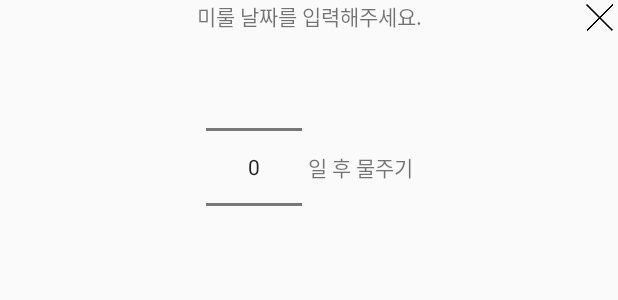
After one commit to Nexters/Groot_Android, an Android app: the layout number_picker.xml on its own in the app's theme, with its tools: preview values and no code run, on a phone screen of 412 x 824 dp. The commit adds this screen. Shown: the top 300 px of the screen. Run offline under Robolectric (Android 15) with nearby library versions, the light colour scheme and no system bars.

Commit message:
커스텀 다이얼로그 커스텀 캘린더 써드파티

```diff
--- a/PliaryProject/app/build.gradle
+++ b/PliaryProject/app/build.gradle
@@ -46,6 +46,11 @@ dependencies {
     // Lottie
     implementation "com.airbnb.android:lottie:$rootProject.lottie_version"
 
+    // Calendar & ThreeTen
+    implementation "com.jakewharton.threetenabp:threetenabp:$rootProject.threeten_version"
+    implementation "com.github.prolificinteractive:material-calendarview:$rootProject.calendar_version"
+    implementation 'com.afollestad.material-dialogs:commons:0.9.4.5'
+
     // Network
     implementation "com.squareup.retrofit2:retrofit:$rootProject.retrofit_version"
     implementation "com.squareup.retrofit2:converter-gson:$rootProject.retrofit_version"
--- a/PliaryProject/app/src/main/java/com/nexters/android/pliary/view/home/adapter/HomeCardAdapter.kt
+++ b/PliaryProject/app/src/main/java/com/nexters/android/pliary/view/home/adapter/HomeCardAdapter.kt
@@ -1,5 +1,6 @@
 package com.nexters.android.pliary.view.home.adapter
 
+import android.content.Context
 import android.view.LayoutInflater
 import android.view.View
 import android.view.ViewGroup
@@ -8,6 +9,7 @@ import androidx.databinding.DataBindingUtil
 import androidx.recyclerview.widget.RecyclerView
 import com.bumptech.glide.Glide
 import com.nexters.android.pliary.R
+import com.nexters.android.pliary.base.DialogFactory
 import com.nexters.android.pliary.data.PlantCard
 import com.nexters.android.pliary.data.PlantCard.Companion.EMPTY_CARD
 import com.nexters.android.pliary.data.PlantCard.Companion.PLANT_CARD
@@ -16,6 +18,7 @@ import com.nexters.android.pliary.data.PlantCard.PlantCardDummy
 import com.nexters.android.pliary.databinding.PlantCardItemBinding
 import kotlinx.android.extensions.LayoutContainer
 import kotlinx.android.synthetic.main.plant_card_item.view.*
+import javax.inject.Inject
 
 class HomeCardAdapter : RecyclerView.Adapter<RecyclerView.ViewHolder>() {
 
@@ -91,6 +94,8 @@ class HomeCardAdapter : RecyclerView.Adapter<RecyclerView.ViewHolder>() {
         fun bindView(data : PlantCardDummy) {
             binding.item = data
             setGIF()
+
+            binding.ibtnWater.setOnClickListener { DialogFactory.showHouseHoldConfirmDlg(binding.root.context) }
         }
 
         private fun setGIF() {
--- /dev/null
+++ b/PliaryProject/app/src/main/res/layout/number_picker.xml
@@ -0,0 +1,50 @@
+<?xml version="1.0" encoding="utf-8"?>
+<androidx.constraintlayout.widget.ConstraintLayout
+    xmlns:android="http://schemas.android.com/apk/res/android"
+    xmlns:app="http://schemas.android.com/apk/res-auto"
+    xmlns:tools="http://schemas.android.com/tools"
+    android:layout_width="match_parent"
+    android:layout_height="wrap_content">
+
+    <androidx.appcompat.widget.AppCompatImageView
+        android:id="@+id/ivClose"
+        android:layout_width="wrap_content"
+        android:layout_height="wrap_content"
+        android:src="@drawable/delete_black"
+        app:layout_constraintTop_toTopOf="parent"
+        app:layout_constraintEnd_toEndOf="parent"
+        />
+
+    <androidx.appcompat.widget.AppCompatTextView
+        android:id="@+id/tvDelayMessage"
+        android:layout_width="wrap_content"
+        android:layout_height="wrap_content"
+        android:text="@string/alert_delay"
+        app:layout_constraintTop_toTopOf="parent"
+        app:layout_constraintStart_toStartOf="parent"
+        app:layout_constraintEnd_toEndOf="parent"
+        />
+
+    <NumberPicker
+        android:id="@+id/npDate"
+        android:layout_width="wrap_content"
+        android:layout_height="wrap_content"
+        app:layout_constraintHorizontal_chainStyle="packed"
+        app:layout_constraintTop_toBottomOf="@id/tvDelayMessage"
+        app:layout_constraintStart_toStartOf="parent"
+        app:layout_constraintEnd_toStartOf="@id/tvAfterDate"
+        />
+
+    <androidx.appcompat.widget.AppCompatTextView
+        android:id="@+id/tvAfterDate"
+        android:layout_width="wrap_content"
+        android:layout_height="wrap_content"
+        android:layout_marginStart="4dp"
+        android:text="@string/alert_after_date"
+        app:layout_constraintHorizontal_chainStyle="packed"
+        app:layout_constraintTop_toTopOf="@id/npDate"
+        app:layout_constraintBottom_toBottomOf="@id/npDate"
+        app:layout_constraintStart_toEndOf="@id/npDate"
+        app:layout_constraintEnd_toEndOf="parent"
+        />
+</androidx.constraintlayout.widget.ConstraintLayout>
--- a/PliaryProject/app/src/main/res/values/colors.xml
+++ b/PliaryProject/app/src/main/res/values/colors.xml
@@ -3,6 +3,8 @@
     <color name="colorPrimary">#008577</color>
     <color name="colorPrimaryDark">#00574B</color>
     <color name="colorAccent">#D81B60</color>
+
+  <color name="black_op">#66000000</color>
 
   <color name="gray_2">#585858</color>
   <color name="gray4">#a9a9a9</color>
@@ -21,4 +23,5 @@
   <color name="green__calendar">#aee6b4</color>
   <color name="green__dark">#7f9c82</color>
 
+
 </resources>
--- a/PliaryProject/app/src/main/res/values/strings.xml
+++ b/PliaryProject/app/src/main/res/values/strings.xml
@@ -17,6 +17,8 @@
 
     /*home*/
     <string formatted="false" name="home_wateringFormat">"%s에게 물주기"</string>
+    <string name="alert_delay">미룰 날짜를 입력해주세요.</string>
+    <string name="alert_after_date">일 후 물주기</string>
 
     /*add*/
     <string name="add_title">식물 등록</string>
--- a/PliaryProject/build.gradle
+++ b/PliaryProject/build.gradle
@@ -7,13 +7,14 @@ buildscript {
         okhttp_version = '3.12.1'
         stetho_version = '1.5.0'
         dagger2_version = '2.23.1'
-        ktx_version = '2.1.0-beta02'//'2.0.0'
+        ktx_version = '2.2.0-alpha01'//'2.1.0-beta02'//'2.0.0'
         coroutine_versiuon = '1.3.0-RC'
         glide_version = '4.9.0'
         viewpager2_version = '1.0.0-beta03'
         lottie_version = '3.0.5'
         tedpermission_version = '2.2.2'
-
+        threeten_version = '1.2.0'
+        calendar_version = '2.0.1'
     }
     repositories {
         google()
```
Also changed, not shown: PliaryProject/app/src/main/java/com/nexters/android/pliary/base/DialogFactory.kt (added, +34 -0 lines).
